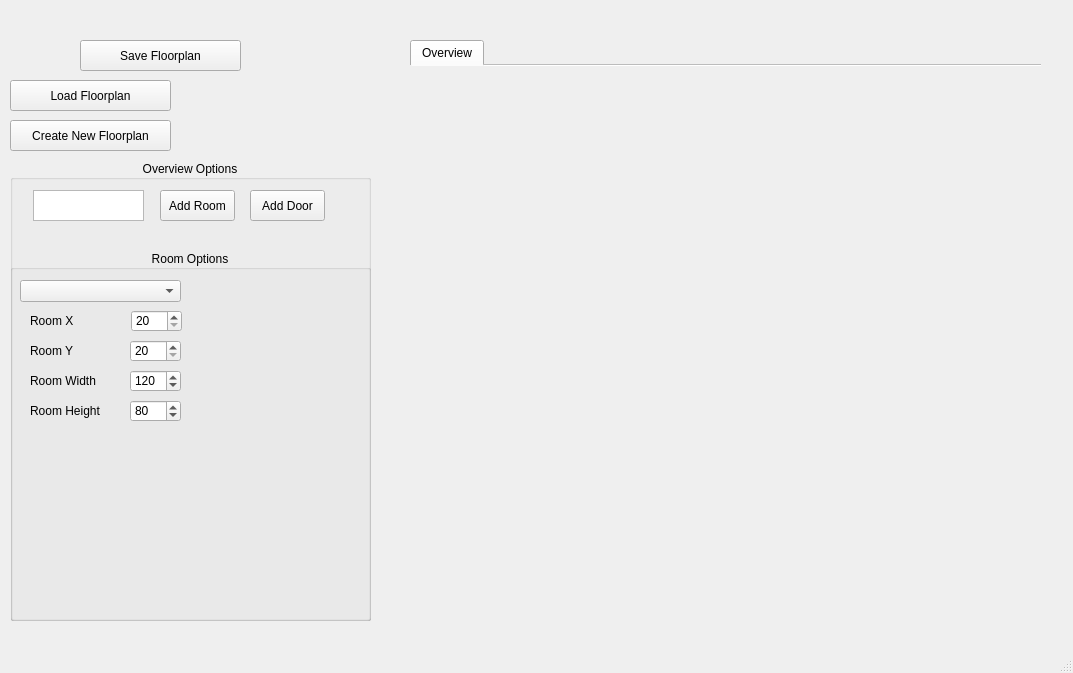
Before: the Qt Designer form Source/Views/floorplandesigner.ui in CS499-RoboVac/Robovac, drawn with Qt 5.
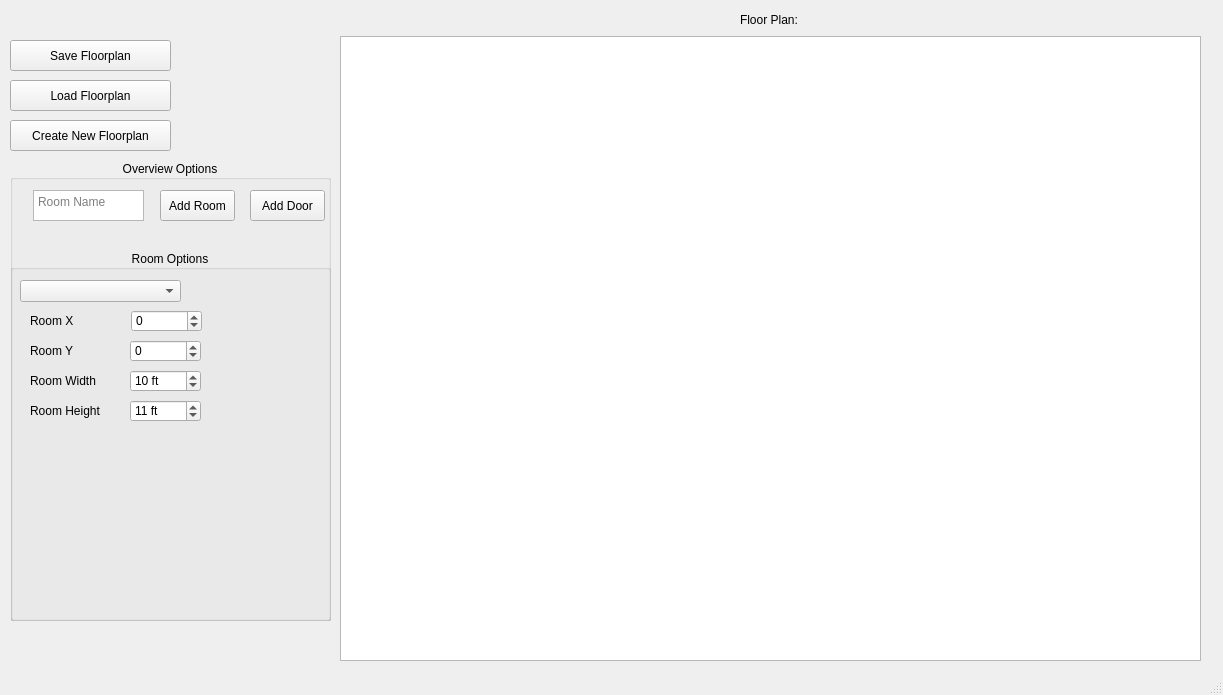
After: the same form once the commit is applied.

Commit message: rewrite openFPD and Room to not be terrible

Diff of the .ui file:
```diff
--- a/Source/Views/floorplandesigner.ui
+++ b/Source/Views/floorplandesigner.ui
@@ -6,8 +6,8 @@
    <rect>
     <x>0</x>
     <y>0</y>
-    <width>1073</width>
-    <height>673</height>
+    <width>1223</width>
+    <height>695</height>
    </rect>
   </property>
   <property name="windowTitle">
@@ -17,7 +17,7 @@
    <widget class="QPushButton" name="saveFloorplanButton">
     <property name="geometry">
      <rect>
-      <x>80</x>
+      <x>10</x>
       <y>40</y>
       <width>161</width>
       <height>31</height>
@@ -53,36 +53,12 @@
      <string>Create New Floorplan</string>
     </property>
    </widget>
-   <widget class="QTabWidget" name="floorplanView">
-    <property name="geometry">
-     <rect>
-      <x>410</x>
-      <y>40</y>
-      <width>631</width>
-      <height>521</height>
-     </rect>
-    </property>
-    <property name="tabShape">
-     <enum>QTabWidget::Rounded</enum>
-    </property>
-    <property name="currentIndex">
-     <number>0</number>
-    </property>
-    <property name="documentMode">
-     <bool>true</bool>
-    </property>
-    <widget class="QWidget" name="overviewTab">
-     <attribute name="title">
-      <string>Overview</string>
-     </attribute>
-    </widget>
-   </widget>
    <widget class="QGroupBox" name="optionsBox">
     <property name="geometry">
      <rect>
       <x>10</x>
       <y>160</y>
-      <width>361</width>
+      <width>321</width>
       <height>461</height>
      </rect>
     </property>
@@ -114,13 +90,16 @@
        <height>31</height>
       </rect>
      </property>
+     <property name="placeholderText">
+      <string>Room Name</string>
+     </property>
     </widget>
     <widget class="QGroupBox" name="roomOptions">
      <property name="geometry">
       <rect>
        <x>0</x>
        <y>90</y>
-       <width>361</width>
+       <width>321</width>
        <height>371</height>
       </rect>
      </property>
@@ -148,21 +127,21 @@
        <rect>
         <x>121</x>
         <y>60</y>
-        <width>51</width>
+        <width>71</width>
         <height>22</height>
        </rect>
       </property>
       <property name="minimum">
-       <number>20</number>
+       <number>-99999</number>
       </property>
       <property name="maximum">
-       <number>1000</number>
+       <number>99999999</number>
       </property>
       <property name="singleStep">
        <number>5</number>
       </property>
       <property name="value">
-       <number>20</number>
+       <number>0</number>
       </property>
      </widget>
      <widget class="QLabel" name="roomXLabel">
@@ -222,21 +201,21 @@
        <rect>
         <x>120</x>
         <y>90</y>
-        <width>51</width>
+        <width>71</width>
         <height>22</height>
        </rect>
       </property>
       <property name="minimum">
-       <number>20</number>
+       <number>-99999999</number>
       </property>
       <property name="maximum">
-       <number>1000</number>
+       <number>99999999</number>
       </property>
       <property name="singleStep">
        <number>5</number>
       </property>
       <property name="value">
-       <number>20</number>
+       <number>0</number>
       </property>
      </widget>
      <widget class="QSpinBox" name="roomWBox">
@@ -244,21 +223,24 @@
        <rect>
         <x>120</x>
         <y>120</y>
-        <width>51</width>
+        <width>71</width>
         <height>22</height>
        </rect>
       </property>
+      <property name="suffix">
+       <string> ft</string>
+      </property>
       <property name="minimum">
        <number>2</number>
       </property>
       <property name="maximum">
-       <number>1000</number>
+       <number>99999999</number>
       </property>
       <property name="singleStep">
        <number>5</number>
       </property>
       <property name="value">
-       <number>120</number>
+       <number>10</number>
       </property>
      </widget>
      <widget class="QSpinBox" name="roomHBox">
@@ -266,21 +248,24 @@
        <rect>
         <x>120</x>
         <y>150</y>
-        <width>51</width>
+        <width>71</width>
         <height>22</height>
        </rect>
       </property>
+      <property name="suffix">
+       <string> ft</string>
+      </property>
       <property name="minimum">
        <number>2</number>
       </property>
       <property name="maximum">
-       <number>1000</number>
+       <number>9999999</number>
       </property>
       <property name="singleStep">
        <number>5</number>
       </property>
       <property name="value">
-       <number>80</number>
+       <number>11</number>
       </property>
      </widget>
     </widget>
@@ -298,6 +283,58 @@
      </property>
     </widget>
    </widget>
+   <widget class="QWidget" name="verticalLayoutWidget_3">
+    <property name="geometry">
+     <rect>
+      <x>340</x>
+      <y>10</y>
+      <width>861</width>
+      <height>651</height>
+     </rect>
+    </property>
+    <layout class="QVBoxLayout" name="GraphicLayout">
+     <item>
+      <layout class="QHBoxLayout" name="FloorPlanLayout">
+       <item>
+        <spacer name="horizontalSpacer">
+         <property name="orientation">
+          <enum>Qt::Horizontal</enum>
+         </property>
+         <property name="sizeHint" stdset="0">
+          <size>
+           <width>40</width>
+           <height>20</height>
+          </size>
+         </property>
+        </spacer>
+       </item>
+       <item>
+        <widget class="QLabel" name="FloorPlanNameLabel">
+         <property name="text">
+          <string>Floor Plan: </string>
+         </property>
+        </widget>
+       </item>
+       <item>
+        <spacer name="horizontalSpacer_2">
+         <property name="orientation">
+          <enum>Qt::Horizontal</enum>
+         </property>
+         <property name="sizeHint" stdset="0">
+          <size>
+           <width>40</width>
+           <height>20</height>
+          </size>
+         </property>
+        </spacer>
+       </item>
+      </layout>
+     </item>
+     <item>
+      <widget class="QGraphicsView" name="graphicsView"/>
+     </item>
+    </layout>
+   </widget>
   </widget>
   <widget class="QStatusBar" name="statusbar"/>
  </widget>
```
Left out of the diff: 8 changed lines with no effect on the pictures. The commit also changes 9 other files.
